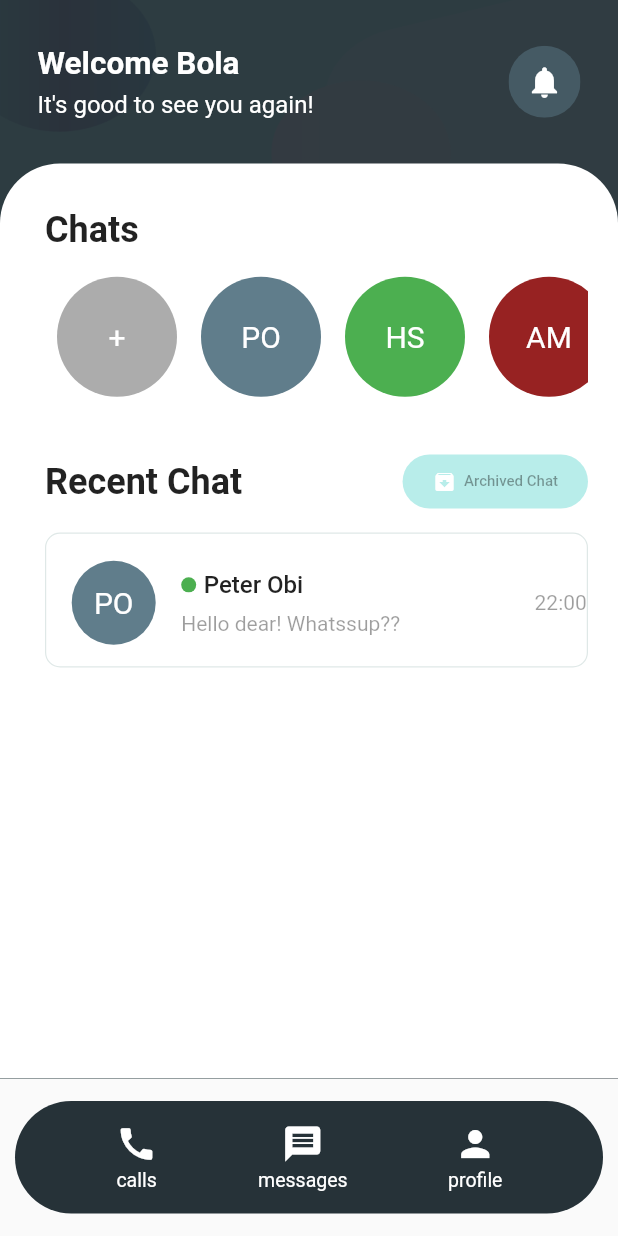
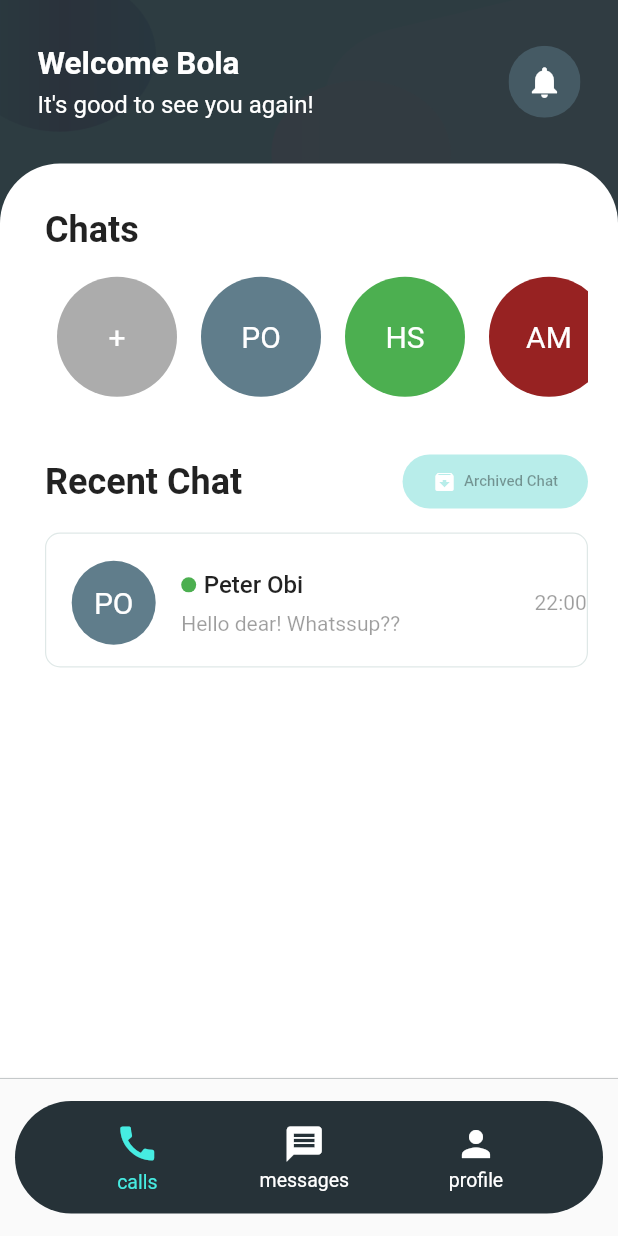
Before and after one commit to iluv27/ghost_talks, a Flutter app: the MainMenuScreen screen opened directly, on a phone screen of 412 x 824 dp. Run offline on Flutter 3.47's test engine with Material 2 defaults, Android fonts, the phone set to English and light mode, and no system bars; our stand-ins replace firebase_auth, firebase_core, modal_progress_hud_nsn; missing offline and left inert: dart:ffi; accounts and stored records are empty.

Commit message:
new commit

```diff
--- a/lib/chat/main_menu_screen.dart
+++ b/lib/chat/main_menu_screen.dart
@@ -1,4 +1,6 @@
 // ignore_for_file: avoid_unnecessary_containers, avoid_print, prefer_typing_uninitialized_variables, unused_element, unused_import, must_be_immutable, unused_field
+
+import 'dart:ffi';
 
 import 'package:flutter/material.dart';
 import 'package:firebase_auth/firebase_auth.dart';
@@ -16,6 +18,22 @@ class MainMenuScreen extends StatefulWidget {
 
 class _MainMenuScreenState extends State<MainMenuScreen> {
   //Nav Bar Congig....
+
+  final ValueNotifier<int> pageIndex = ValueNotifier(0);
+
+  int selectedIndex = 0;
+
+  static List<Widget> pages = [
+    const ChatScreen(),
+    const CallScreen(),
+    const ProfileScreen(),
+  ];
+
+  void _onItemTapped(int index) {
+    setState(() {
+      selectedIndex = index;
+    });
+  }
 
   //Firebase Config...
   final _auth = FirebaseAuth.instance;
@@ -44,24 +62,51 @@ class _MainMenuScreenState extends State<MainMenuScreen> {
 
   @override
   Widget build(BuildContext context) {
-    return const Scaffold(
+    return Scaffold(
       resizeToAvoidBottomInset: false,
-      body: ChatScreen(),
-      bottomNavigationBar: _BottomBarItems(),
+      body: ValueListenableBuilder(
+          valueListenable: pageIndex,
+          builder: ((context, value, child) {
+            return pages[value];
+          })),
+      bottomNavigationBar: _BottomBarItems(
+        onItemSelected: (selectedIndex) {
+          pageIndex.value = selectedIndex;
+        },
+      ),
     );
   }
 }
 
-class _BottomBarItems extends StatelessWidget {
-  const _BottomBarItems();
+class _BottomBarItems extends StatefulWidget {
+  const _BottomBarItems({this.onItemSelected});
+
+  final ValueChanged<int>? onItemSelected;
+
+  @override
+  State<_BottomBarItems> createState() => _BottomBarItemsState();
+}
+
+class _BottomBarItemsState extends State<_BottomBarItems> {
+  int selIndex = 0;
+
+  void handleItemSelected(int index) {
+    setState(() {
+      selIndex = index;
+    });
+
+    widget.onItemSelected!(index);
+  }
 
   @override
   Widget build(BuildContext context) {
     return SafeArea(
       top: false,
       bottom: true,
+      child: Material(
+        elevation: 2,
         child: Container(
-        margin: EdgeInsets.symmetric(vertical: 15, horizontal: 10),
+          margin: const EdgeInsets.symmetric(vertical: 15, horizontal: 10),
           decoration: const BoxDecoration(
             color: Color(0XFF263238),
             borderRadius: BorderRadius.all(Radius.circular(40)),
@@ -71,48 +116,28 @@ class _BottomBarItems extends StatelessWidget {
             mainAxisAlignment: MainAxisAlignment.spaceEvenly,
             children: [
               BottomBarItem(
-              onTapped: () {
-                Navigator.push(
-                  context,
-                  MaterialPageRoute(
-                    builder: ((context) {
-                      return const CallScreen();
-                    }),
-                  ),
-                );
-              },
+                selectedIndex: 0,
                 icon: Icons.call,
                 text: 'calls',
+                onTap: handleItemSelected,
+                isSelected: selIndex == 0,
               ),
               BottomBarItem(
-              onTapped: () {
-                Navigator.push(
-                  context,
-                  MaterialPageRoute(
-                    builder: ((context) {
-                      return const ChatScreen();
-                    }),
-                  ),
-                );
-              },
+                selectedIndex: 1,
                 icon: Icons.message,
                 text: 'messages',
+                onTap: handleItemSelected,
+                isSelected: selIndex == 1,
               ),
               BottomBarItem(
-              onTapped: () {
-                Navigator.push(
-                  context,
-                  MaterialPageRoute(
-                    builder: ((context) {
-                      return const ProfileScreen();
-                    }),
-                  ),
-                );
-              },
+                selectedIndex: 2,
                 icon: Icons.person,
                 text: 'profile',
+                onTap: handleItemSelected,
+                isSelected: selIndex == 2,
               ),
             ],
+          ),
         ),
       ),
     );
@@ -121,68 +146,44 @@ class _BottomBarItems extends StatelessWidget {
 
 class BottomBarItem extends StatelessWidget {
   BottomBarItem(
-      {super.key, required this.icon, required this.text, this.onTapped});
+      {super.key,
+      required this.icon,
+      required this.text,
+      required this.selectedIndex,
+      this.onTap,
+      this.isSelected = false});
 
-  Function()? onTapped;
+  ValueChanged<int>? onTap;
+  int selectedIndex;
   String text;
   IconData icon;
+  bool isSelected;
   @override
   Widget build(BuildContext context) {
     return GestureDetector(
-      onTap: onTapped,
+      behavior: HitTestBehavior.opaque,
+      onTap: (() {
+        onTap!(selectedIndex);
+      }),
       child: Column(
         mainAxisSize: MainAxisSize.min,
         children: [
           Icon(
             icon,
-            color: Colors.white,
-            size: 28,
+            color: isSelected ? const Color(0XFF46ECE2) : Colors.white,
+            size: isSelected ? 30 : 28,
           ),
           const SizedBox(
             height: 3,
           ),
           Text(
             text,
-            style: const TextStyle(color: Colors.white, fontSize: 13),
+            style: TextStyle(
+                color: isSelected ? const Color(0XFF46ECE2) : Colors.white,
+                fontSize: 13),
           ),
         ],
       ),
     );
   }
 }
-
-// Container(
-//           decoration: const BoxDecoration(
-//             color: Colors.black,
-//             borderRadius: BorderRadius.only(
-//                 topRight: Radius.circular(30), topLeft: Radius.circular(60)),
-//           ),
-//           child: Material(
-//             elevation: 0.0,
-//             shape: RoundedRectangleBorder(
-//                 borderRadius: BorderRadius.circular(60.0)),
-//             child: BottomNavigationBar(
-//               elevation: 0,
-//               backgroundColor: Colors.transparent,
-//               items: const <BottomNavigationBarItem>[
-//                 BottomNavigationBarItem(
-//                   icon: Icon(Icons.home),
-//                   label: 'Home',
-//                 ),
-//                 BottomNavigationBarItem(
-//                   icon: Icon(Icons.favorite),
-//                   label: 'Favorites',
-//                 ),
-//                 BottomNavigationBarItem(
-//                   icon: Icon(Icons.person),
-//                   label: 'Profile',
-//                 ),
-//               ],
-//             currentIndex: _selectedIndex,
-//           selectedItemColor: Colors.amber[800],
-//           onTap: _onItemTapped,
-//         //   shape: RoundedRectangleBorder(
-//         //   borderRadius: BorderRadius.circular(20),
-//         // ),
-//             ),
-//           ),),
```
Lines whose indentation alone changed are shown as unchanged.
